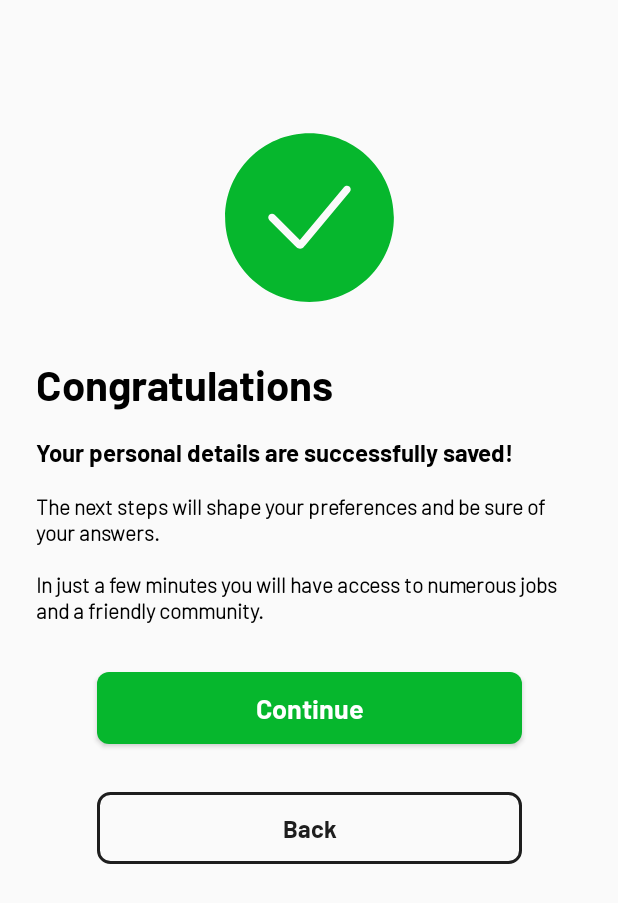
After one commit to robertbusaru/YouthBuddyApp, an Android app built with Jetpack Compose: the layout successfully.xml on its own in the app's theme, with its tools: preview values and no code run, on a phone screen of 412 x 824 dp. The commit adds this screen. Shown: the top 903 px of the screen. Run offline under Robolectric (Android 15) with nearby library versions, the phone set to English and light mode, and no system bars.

Commit message:
outline button and successfully screen

```diff
--- a/app/build.gradle.kts
+++ b/app/build.gradle.kts
@@ -5,12 +5,12 @@ plugins {
 
 android {
     namespace = "com.example.youthbuddyapp"
-    compileSdk = 33
+    compileSdk = 34
 
     defaultConfig {
         applicationId = "com.example.youthbuddyapp"
         minSdk = 24
-        targetSdk = 33
+        targetSdk = 34
         versionCode = 1
         versionName = "1.0"
 
--- /dev/null
+++ b/app/src/main/res/drawable/check_round_fill.xml
@@ -0,0 +1,10 @@
+<vector xmlns:android="http://schemas.android.com/apk/res/android"
+    android:width="150dp"
+    android:height="150dp"
+    android:viewportWidth="150"
+    android:viewportHeight="150">
+  <path
+      android:pathData="M75,131.25C106.07,131.25 131.25,106.07 131.25,75C131.25,43.93 106.07,18.75 75,18.75C43.93,18.75 18.75,43.93 18.75,75C18.75,106.07 43.93,131.25 75,131.25ZM101.92,57.85C102.8,56.79 102.66,55.21 101.6,54.33C100.54,53.45 98.96,53.59 98.08,54.65L68.58,90.05L51.77,73.23C50.79,72.26 49.21,72.26 48.23,73.23C47.26,74.21 47.26,75.79 48.23,76.77L65.43,93.97L65.5,94.03C65.8,94.34 66.18,94.72 66.56,95.01C67.03,95.36 67.8,95.81 68.84,95.76C69.88,95.72 70.61,95.2 71.04,94.8C71.39,94.48 71.74,94.07 72.01,93.74L72.01,93.74L72.07,93.67L101.92,57.85Z"
+      android:fillColor="#06B72D"
+      android:fillType="evenOdd"/>
+</vector>
--- /dev/null
+++ b/app/src/main/res/drawable/outline_button.xml
@@ -0,0 +1,18 @@
+<?xml version="1.0" encoding="utf-8"?>
+<selector xmlns:android="http://schemas.android.com/apk/res/android">
+    <item android:state_pressed="true">
+        <shape android:shape="rectangle">
+            <solid android:color="@color/outline_button" />
+            <corners android:radius="@dimen/corner_radius" />
+        </shape>
+    </item>
+    <item>
+        <shape android:shape="rectangle">
+            <stroke
+                android:width="2sp"
+                android:color="@color/outline_button" />
+            <solid android:color="@android:color/transparent" />
+            <corners android:radius="@dimen/corner_radius" />
+        </shape>
+    </item>
+</selector>
--- /dev/null
+++ b/app/src/main/res/layout/successfully.xml
@@ -0,0 +1,111 @@
+<?xml version="1.0" encoding="utf-8"?>
+<androidx.constraintlayout.widget.ConstraintLayout xmlns:android="http://schemas.android.com/apk/res/android"
+    xmlns:app="http://schemas.android.com/apk/res-auto"
+    xmlns:tools="http://schemas.android.com/tools"
+    android:layout_width="match_parent"
+    android:layout_height="match_parent"
+    android:orientation="vertical"
+    tools:context=".FirstInfoActivity">
+
+    <ImageView
+        android:id="@+id/app_logo"
+        android:layout_width="150dp"
+        android:layout_height="150dp"
+        android:layout_marginStart="121dp"
+        android:layout_marginTop="70dp"
+        android:layout_marginEnd="121dp"
+        android:contentDescription="@string/logo"
+        android:src="@drawable/check_round_fill"
+        app:layout_constraintEnd_toEndOf="parent"
+        app:layout_constraintStart_toStartOf="parent"
+        app:layout_constraintTop_toTopOf="parent" />
+
+    <TextView
+        android:id="@+id/title"
+        style="@style/WelcomeTextStyle"
+        android:layout_width="match_parent"
+        android:layout_height="wrap_content"
+        android:layout_marginStart="24dp"
+        android:layout_marginTop="16dp"
+        android:layout_marginEnd="24dp"
+        android:text="@string/congratulations"
+        android:textColor="@color/black"
+        app:layout_constraintEnd_toEndOf="parent"
+        app:layout_constraintStart_toStartOf="parent"
+        app:layout_constraintTop_toBottomOf="@+id/app_logo" />
+
+    <TextView
+        android:id="@+id/text"
+        style="@style/SubTextStyle"
+        android:layout_width="match_parent"
+        android:layout_height="wrap_content"
+        android:layout_marginStart="24dp"
+        android:layout_marginTop="16dp"
+        android:layout_marginEnd="24dp"
+        android:text="@string/your_personal_details_are_successfully_saved"
+        android:textColor="@color/black"
+        app:layout_constraintEnd_toEndOf="parent"
+        app:layout_constraintStart_toStartOf="parent"
+        app:layout_constraintTop_toBottomOf="@+id/title" />
+
+
+    <TextView
+        android:id="@+id/text1"
+        style="@style/InfoTextStyle"
+        android:layout_width="match_parent"
+        android:layout_height="wrap_content"
+        android:layout_marginStart="24dp"
+        android:layout_marginTop="16dp"
+        android:layout_marginEnd="24dp"
+        android:text="@string/the_next_steps_will_shape_your_preferences_and_be_sure_of_your_answers"
+        android:textColor="@color/black"
+        app:layout_constraintEnd_toEndOf="parent"
+        app:layout_constraintStart_toStartOf="parent"
+        app:layout_constraintTop_toBottomOf="@+id/text" />
+
+    <TextView
+        android:id="@+id/text2"
+        style="@style/InfoTextStyle"
+        android:layout_width="match_parent"
+        android:layout_height="wrap_content"
+        android:layout_marginStart="24dp"
+        android:layout_marginTop="16dp"
+        android:layout_marginEnd="24dp"
+        android:drawablePadding="10dp"
+        android:text="@string/in_just_a_few_minutes_you_will_have_access_to_numerous_jobs_and_a_friendly_community"
+        android:textColor="@color/black"
+        app:layout_constraintEnd_toEndOf="parent"
+        app:layout_constraintStart_toStartOf="parent"
+        app:layout_constraintTop_toBottomOf="@+id/text1" />
+
+    <Button
+        android:id="@+id/continue_button"
+        style="@style/GreenButton"
+        android:layout_width="283dp"
+        android:layout_height="wrap_content"
+        android:layout_marginStart="64dp"
+        android:layout_marginTop="32dp"
+        android:layout_marginEnd="64dp"
+        android:drawablePadding="10dp"
+        android:text="@string/continue_text"
+        app:layout_constraintEnd_toEndOf="parent"
+        app:layout_constraintHorizontal_bias="1.0"
+        app:layout_constraintStart_toStartOf="parent"
+        app:layout_constraintTop_toBottomOf="@+id/text2" />
+
+    <Button
+        android:id="@+id/back_button"
+        style="@style/CustomButtonOutline"
+        android:layout_width="283dp"
+        android:layout_height="wrap_content"
+        android:layout_marginStart="64dp"
+        android:layout_marginTop="32dp"
+        android:layout_marginEnd="64dp"
+        android:drawablePadding="10dp"
+        android:text="@string/back"
+        app:layout_constraintEnd_toEndOf="parent"
+        app:layout_constraintHorizontal_bias="1.0"
+        app:layout_constraintStart_toStartOf="parent"
+        app:layout_constraintTop_toBottomOf="@+id/continue_button" />
+
+</androidx.constraintlayout.widget.ConstraintLayout>
--- a/app/src/main/res/values/colors.xml
+++ b/app/src/main/res/values/colors.xml
@@ -8,4 +8,5 @@
     <color name="black">#FF000000</color>
     <color name="white">#FFFFFFFF</color>
     <color name="green_button">#06B72D</color>
+    <color name="outline_button">#1E1E1E</color>
 </resources>
--- a/app/src/main/res/values/strings.xml
+++ b/app/src/main/res/values/strings.xml
@@ -30,4 +30,10 @@
     <string name="your_personal_details">Your personal details</string>
     <string name="profile_image">Profile image</string>
     <string name="save">Save</string>
+    <string name="the_next_steps_will_shape_your_preferences_and_be_sure_of_your_answers">The next steps will shape your preferences and be sure of your answers.</string>
+    <string name="in_just_a_few_minutes_you_will_have_access_to_numerous_jobs_and_a_friendly_community">In just a few minutes you will have access to numerous jobs and a friendly community.</string>
+    <string name="your_personal_details_are_successfully_saved">Your personal details are successfully saved!</string>
+    <string name="congratulations">Congratulations</string>
+    <string name="continue_text">Continue</string>
+    <string name="back">Back</string>
 </resources>
--- a/app/src/main/res/values/styles.xml
+++ b/app/src/main/res/values/styles.xml
@@ -1,6 +1,5 @@
 <?xml version="1.0" encoding="utf-8"?>
 <resources>
-
     <style name="WelcomeTextStyle">
         <item name="android:textStyle">bold</item>
         <item name="android:fontFamily">@font/barlow_bold</item>
@@ -44,4 +43,18 @@
         <item name="android:textSize">18sp</item>
         <item name="android:textAllCaps">false</item>
     </style>
+
+    <style name="CustomButtonOutline">
+        <item name="android:textColor">@color/outline_button</item>
+        <item name="android:gravity">center</item>
+        <item name="android:background">@drawable/outline_button</item>
+        <item name="android:textSize">16sp</item>
+        <item name="android:textStyle">bold</item>
+        <item name="android:textAlignment">center</item>
+        <item name="android:textAllCaps">false</item>
+        <item name="fontFamily">@font/barlow_bold</item>
+        <item name="android:backgroundTint">@color/outline_button</item>
+        <item name="android:elevation">5dp</item>
+    </style>
+
 </resources>
```
